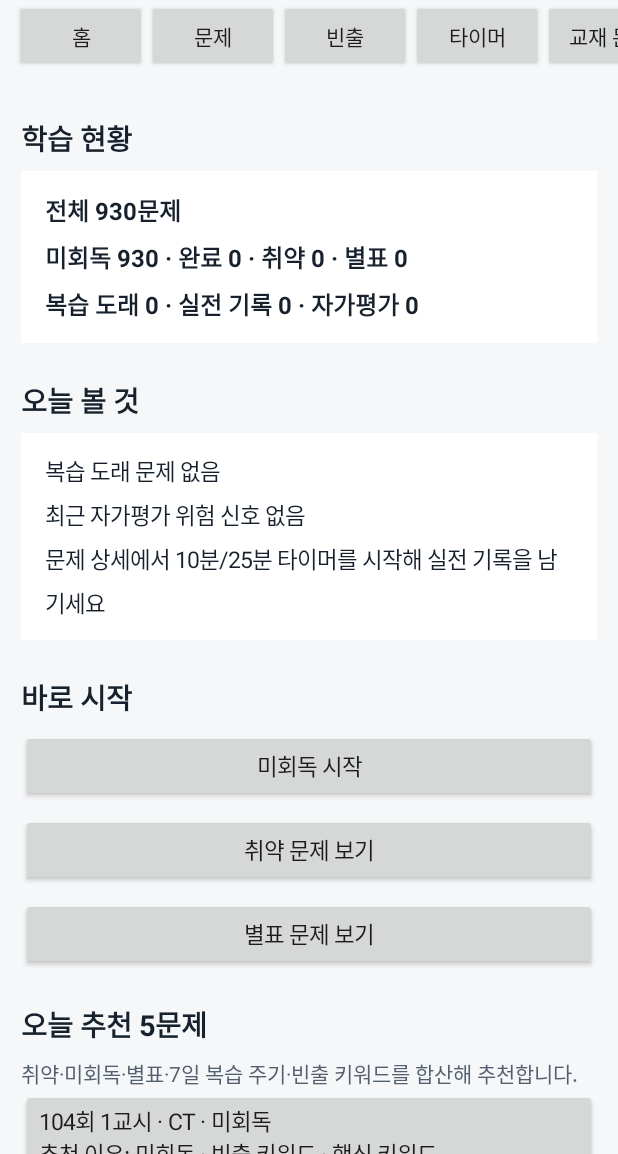
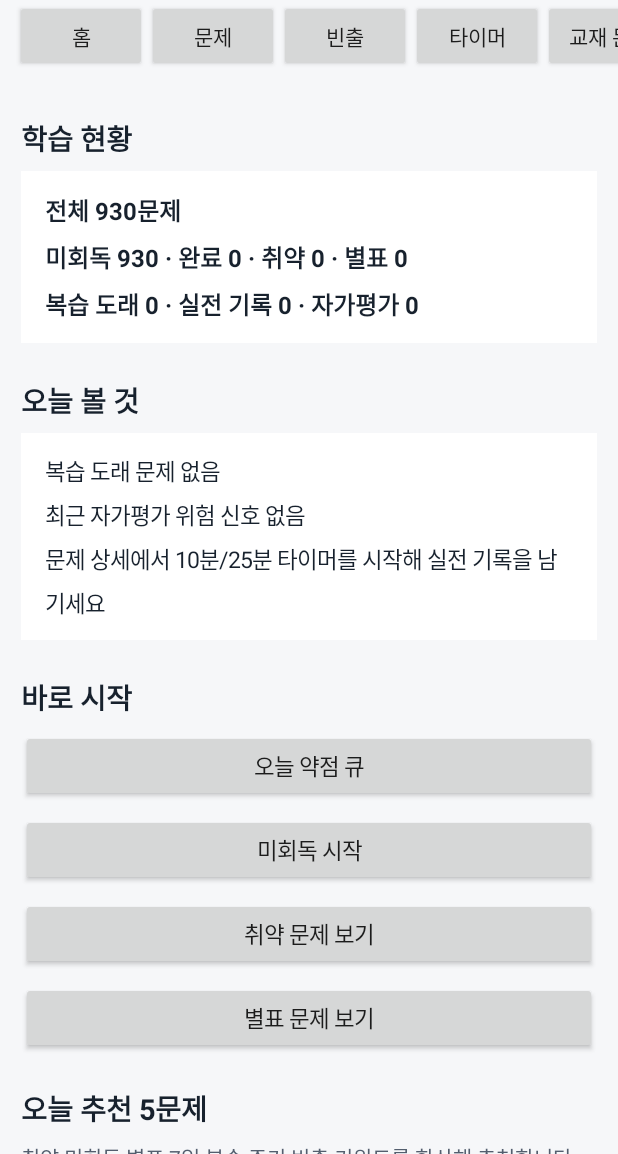
Before and after one commit to jsh63982nd-tech/1, an Android app: the screen it shows after launch (MainActivity), on a phone screen of 412 x 824 dp, the part 82-1236 px from its top. Run offline under Robolectric (Android 15) with nearby library versions, the phone set to English and light mode, and no system bars.

Commit message:
Add Android weak review queue

```diff
--- a/android-app/app/build.gradle
+++ b/android-app/app/build.gradle
@@ -22,8 +22,8 @@ android {
         applicationId "kr.powerexam.review"
         minSdk 23
         targetSdk 35
-        versionCode 23
-        versionName "23.0"
+        versionCode 24
+        versionName "24.0"
     }
 
     buildTypes {
--- a/android-app/app/src/main/java/kr/powerexam/review/MainActivity.java
+++ b/android-app/app/src/main/java/kr/powerexam/review/MainActivity.java
@@ -284,6 +284,7 @@ public class MainActivity extends Activity {
         body.addView(learningCard(homeFocusText(stats), 15, false));
 
         body.addView(section("바로 시작"));
+        body.addView(actionButton("오늘 약점 큐", v -> showWeakQueue()));
         body.addView(actionButton("미회독 시작", v -> {
             statusFilter = FILTER_UNSEEN;
             showQuestions();
@@ -300,6 +301,23 @@ public class MainActivity extends Activity {
         body.addView(section("오늘 추천 5문제"));
         body.addView(muted("취약·미회독·별표·7일 복습 주기·빈출 키워드를 합산해 추천합니다."));
         for (Question q : db.recommended(5)) {
+            body.addView(recommendationButton(q, v -> showDetail(q.id)));
+        }
+    }
+
+    private void showWeakQueue() {
+        LinearLayout body = paddedColumn();
+        screen.removeAllViews();
+        screen.addView(wrapScroll(body));
+
+        List<Question> rows = db.weakQueue(80);
+        body.addView(section("오늘 약점 큐"));
+        body.addView(muted("복습 도래, 취약 표시, 자가평가 하, 시간 초과, 키워드 누락을 우선 배치합니다."));
+        if (rows.isEmpty()) {
+            body.addView(card("오늘 처리할 약점 신호가 없습니다."));
+            return;
+        }
+        for (Question q : rows) {
             body.addView(recommendationButton(q, v -> showDetail(q.id)));
         }
     }
@@ -1157,8 +1175,7 @@ public class MainActivity extends Activity {
         Set<String> terms = new HashSet<>();
         terms.add(q.keyword);
         String text = q.question + " " + q.keyword;
-        String[] candidates = {"정의", "원리", "특징", "장점", "단점", "문제점", "대책", "보호장치", "전압", "주파수", "고장전류", "단락용량", "FRT", "단독운전", "피뢰기", "접지", "계통연계", "무효전력"};
-        for (String candidate : candidates) {
+        for (String candidate : StudyPolicy.STUDY_KEYWORD_CANDIDATES) {
             if (text.contains(candidate)) terms.add(candidate);
         }
         return String.join(" · ", terms);
@@ -1198,6 +1215,9 @@ public class MainActivity extends Activity {
         if (q.starred) reasons.add("별표");
         if (q.frequency >= 3) reasons.add("빈출 키워드");
         if (hasCoreKeyword(q)) reasons.add("핵심 키워드");
+        if ("하".equals(q.selfGrade)) reasons.add("자가평가 하");
+        if (hasAnyTag(q.selfTags, StudyPolicy.WEAK_REVIEW_TAGS)) reasons.add("오답 태그");
+        if (q.elapsedSeconds >= 25 * 60) reasons.add("25분 초과");
         if (q.memo != null && q.memo.trim().length() > 0) reasons.add("메모 있음");
         if (reasons.isEmpty()) reasons.add("기본 추천");
         return String.join(" · ", reasons);
@@ -1223,9 +1243,16 @@ public class MainActivity extends Activity {
 
     private boolean hasCoreKeyword(Question q) {
         String text = q.keyword + " " + q.question;
-        String[] cores = {"보호", "계전", "전압", "고장", "단락", "접지", "피뢰", "안정도", "무효전력", "주파수", "발전기", "터빈", "보일러", "ESS", "분산형전원", "계통연계"};
-        for (String core : cores) {
+        for (String core : StudyPolicy.CORE_KEYWORDS) {
             if (text.contains(core)) return true;
+        }
+        return false;
+    }
+
+    private boolean hasAnyTag(String tags, String[] candidates) {
+        if (tags == null || tags.length() == 0) return false;
+        for (String candidate : candidates) {
+            if (tags.contains(candidate)) return true;
         }
         return false;
     }
@@ -1347,7 +1374,23 @@ public class MainActivity extends Activity {
                 tokens.add(token);
             }
         }
+        for (String[] row : StudyPolicy.KEYWORD_ALIASES) {
+            String key = normalize(row[0]);
+            String aliases = normalize(row[1]);
+            if ((!key.isEmpty() && whole.contains(key)) || (!aliases.isEmpty() && aliases.contains(whole))) {
+                addSearchTokens(tokens, row[0] + " " + row[1]);
+            }
+        }
         return tokens;
+    }
+
+    private void addSearchTokens(List<String> tokens, String value) {
+        for (String part : String.valueOf(value).trim().split("\\s+")) {
+            String token = normalize(part);
+            if (token.length() > 0 && !tokens.contains(token)) {
+                tokens.add(token);
+            }
+        }
     }
 
     private String splitCompactKorean(String value) {
@@ -1724,19 +1767,14 @@ public class MainActivity extends Activity {
         }
 
         List<Question> recommended(int limit) {
-            String frequency = "(SELECT COUNT(*) FROM questions k WHERE k.keyword=q.keyword)";
-            String core = "(CASE WHEN q.search LIKE '%보호%' OR q.search LIKE '%계전%' OR q.search LIKE '%전압%' OR q.search LIKE '%고장%' OR q.search LIKE '%단락%' OR q.search LIKE '%접지%' OR q.search LIKE '%안정도%' OR q.search LIKE '%주파수%' THEN 45 ELSE 0 END)";
-            String recency = "(CASE WHEN IFNULL(s.status,'unseen')='done' AND IFNULL(s.reviewedAt,'') <> '' THEN CAST(julianday('now') - julianday(s.reviewedAt) AS INTEGER) * 4 ELSE 0 END)";
-            String due = "(CASE WHEN IFNULL(s.dueAt,'') <> '' AND s.dueAt <= date('now') THEN 220 ELSE 0 END)";
-            String score = "(" +
-                    "CASE IFNULL(s.status,'unseen') WHEN 'weak' THEN 180 WHEN 'unseen' THEN 100 WHEN 'done' THEN 10 ELSE 60 END + " +
-                    "IFNULL(s.starred,0) * 80 + " +
-                    "CASE WHEN IFNULL(s.memo,'') <> '' THEN 35 ELSE 0 END + " +
-                    "CASE WHEN " + frequency + " >= 5 THEN 70 WHEN " + frequency + " >= 3 THEN 45 WHEN " + frequency + " >= 2 THEN 25 ELSE 0 END + " +
-                    core + " + " + recency + " + " + due +
-                    ")";
+            String score = recommendationScoreSql();
             List<Question> rows = query(
-                    "IFNULL(s.status,'unseen') != 'done' OR (IFNULL(s.dueAt,'') <> '' AND s.dueAt <= date('now')) OR s.reviewedAt IS NULL OR s.reviewedAt <= date('now','-7 day')",
+                    "IFNULL(s.status,'unseen') != 'done' OR " +
+                            "(IFNULL(s.dueAt,'') <> '' AND s.dueAt <= date('now')) OR " +
+                            "IFNULL(s.selfGrade,'')='하' OR " +
+                            weakTagSql() + " OR " +
+                            "IFNULL(s.elapsedSeconds,0) >= 1500 OR " +
+                            "s.reviewedAt IS NULL OR s.reviewedAt <= date('now','-7 day')",
                     new String[0],
                     score + " DESC, CASE IFNULL(s.status,'unseen') WHEN 'weak' THEN 0 WHEN 'unseen' THEN 1 ELSE 2 END, q.round, q.id",
                     limit
@@ -1748,6 +1786,57 @@ public class MainActivity extends Activity {
                 q.recommendationReason = recommendationReason(q);
             }
             return rows;
+        }
+
+        List<Question> weakQueue(int limit) {
+            String score = recommendationScoreSql();
+            List<Question> rows = query(
+                    "IFNULL(s.status,'unseen')='weak' OR " +
+                            "(IFNULL(s.dueAt,'') <> '' AND s.dueAt <= date('now')) OR " +
+                            "IFNULL(s.selfGrade,'')='하' OR " +
+                            weakTagSql() + " OR " +
+                            "IFNULL(s.elapsedSeconds,0) >= 1500 OR " +
+                            "IFNULL(s.starred,0)=1",
+                    new String[0],
+                    score + " DESC, q.round, q.id",
+                    limit
+            );
+            for (Question q : rows) {
+                q.recommendationReason = recommendationReason(q);
+            }
+            return rows;
+        }
+
+        private String recommendationScoreSql() {
+            String frequency = "(SELECT COUNT(*) FROM questions k WHERE k.keyword=q.keyword)";
+            String recency = "(CASE WHEN IFNULL(s.status,'unseen')='done' AND IFNULL(s.reviewedAt,'') <> '' THEN CAST(julianday('now') - julianday(s.reviewedAt) AS INTEGER) * 4 ELSE 0 END)";
+            String due = "(CASE WHEN IFNULL(s.dueAt,'') <> '' AND s.dueAt <= date('now') THEN 240 ELSE 0 END)";
+            String failure = "(CASE WHEN IFNULL(s.selfGrade,'')='하' THEN 160 ELSE 0 END + CASE WHEN " + weakTagSql() + " THEN 120 ELSE 0 END + CASE WHEN IFNULL(s.elapsedSeconds,0) >= 1500 THEN 70 ELSE 0 END)";
+            return "(" +
+                    "CASE IFNULL(s.status,'unseen') WHEN 'weak' THEN 190 WHEN 'unseen' THEN 95 WHEN 'done' THEN 10 ELSE 60 END + " +
+                    "IFNULL(s.starred,0) * 85 + " +
+                    "CASE WHEN IFNULL(s.memo,'') <> '' THEN 35 ELSE 0 END + " +
+                    "CASE WHEN " + frequency + " >= 5 THEN 75 WHEN " + frequency + " >= 3 THEN 50 WHEN " + frequency + " >= 2 THEN 25 ELSE 0 END + " +
+                    coreScoreSql() + " + " + recency + " + " + due + " + " + failure +
+                    ")";
+        }
+
+        private String coreScoreSql() {
+            StringBuilder where = new StringBuilder();
+            for (String keyword : StudyPolicy.CORE_KEYWORDS) {
+                if (where.length() > 0) where.append(" OR ");
+                where.append("q.search LIKE '%").append(sqlLikeLiteral(normalize(keyword))).append("%'");
+            }
+            return "(CASE WHEN " + where + " THEN 45 ELSE 0 END)";
+        }
+
+        private String weakTagSql() {
+            StringBuilder where = new StringBuilder();
+            for (String tag : StudyPolicy.WEAK_REVIEW_TAGS) {
+                if (where.length() > 0) where.append(" OR ");
+                where.append("IFNULL(s.selfTags,'') LIKE '%").append(sqlLikeLiteral(tag)).append("%'");
+            }
+            return "(" + where + ")";
         }
 
         List<KeywordRow> frequentRows(int subject, int limit) {
--- a/android-app/app/src/main/java/kr/powerexam/review/StudyPolicy.java
+++ b/android-app/app/src/main/java/kr/powerexam/review/StudyPolicy.java
@@ -30,5 +30,21 @@ final class StudyPolicy {
             {"보일러", "boiler"}
     };
 
+    static final String[] CORE_KEYWORDS = {
+            "보호", "계전", "전압", "전류", "고장", "단락", "접지", "피뢰",
+            "안정도", "무효전력", "주파수", "발전기", "터빈", "보일러",
+            "ESS", "분산형전원", "계통연계", "HVDC", "STATCOM", "SVC"
+    };
+
+    static final String[] STUDY_KEYWORD_CANDIDATES = {
+            "정의", "원리", "특징", "장점", "단점", "문제점", "대책",
+            "보호장치", "전압", "전류", "주파수", "고장전류", "단락용량",
+            "FRT", "단독운전", "피뢰기", "접지", "계통연계", "무효전력"
+    };
+
+    static final String[] WEAK_REVIEW_TAGS = {
+            "시간 초과", "키워드 누락", "계산 실수", "개념 불안"
+    };
+
     private StudyPolicy() {}
 }
```
Also changed, not shown: 1 other file.
